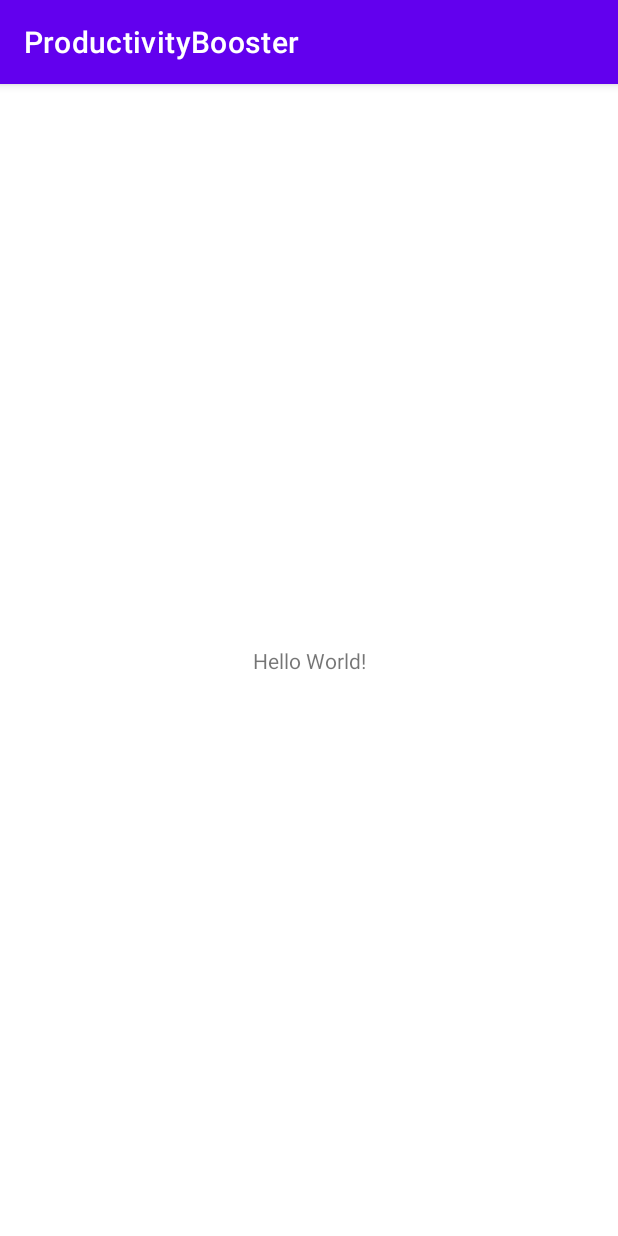
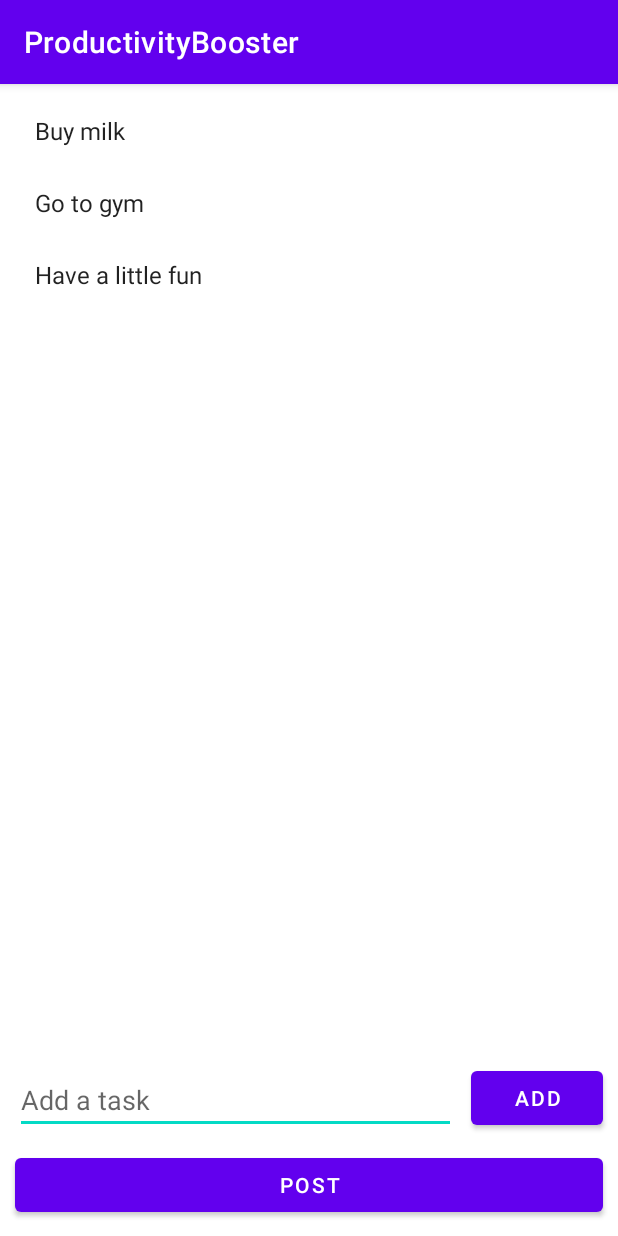
Before and after one commit to bunosbuddles/prodboost, an Android app: the MainActivity screen opened directly, with no data from a screen before it, on a phone screen of 412 x 824 dp. Run offline under Robolectric (Android 15) with nearby library versions, the phone set to English and light mode, and no system bars.

```diff
--- /dev/null
+++ b/app/src/main/java/com/example/productivitybooster/ItemsAdapter.java
@@ -0,0 +1,65 @@
+package com.example.productivitybooster;
+
+import android.view.LayoutInflater;
+import android.view.View;
+import android.view.ViewGroup;
+import android.widget.TextView;
+
+import androidx.annotation.NonNull;
+import androidx.recyclerview.widget.RecyclerView;
+
+import java.util.List;
+
+public class ItemsAdapter extends RecyclerView.Adapter<ItemsAdapter.ViewHolder> {
+
+    public interface OnLongClickListener {
+        void onItemLongClicked(int position);
+    }
+
+    List<String> items;
+    OnLongClickListener longClickListener;
+
+    public ItemsAdapter(List<String> items, OnLongClickListener longClickListener) {
+        this.items = items;
+        this.longClickListener = longClickListener;
+    }
+
+    @NonNull
+    @Override
+    public ViewHolder onCreateViewHolder(@NonNull ViewGroup parent, int viewType) {
+        View todoView = LayoutInflater.from(parent.getContext()).inflate(android.R.layout.simple_list_item_1, parent, false);
+        return new ViewHolder(todoView);
+    }
+
+    @Override
+    public void onBindViewHolder(@NonNull ViewHolder holder, int position) {
+        String item = items.get(position);
+        holder.bind(item);
+    }
+
+    @Override
+    public int getItemCount() {
+        return items.size();
+    }
+
+    class ViewHolder extends RecyclerView.ViewHolder{
+
+        TextView tvItem;
+
+        public ViewHolder(@NonNull View itemView) {
+            super(itemView);
+            tvItem = itemView.findViewById(android.R.id.text1);
+        }
+
+        public void bind(String item) {
+            tvItem.setText(item);
+            tvItem.setOnLongClickListener(new View.OnLongClickListener() {
+                @Override
+                public boolean onLongClick(View v) {
+                    longClickListener.onItemLongClicked(getAdapterPosition());
+                    return true;
+                }
+            });
+        }
+    }
+}
--- a/app/src/main/java/com/example/productivitybooster/MainActivity.java
+++ b/app/src/main/java/com/example/productivitybooster/MainActivity.java
@@ -1,14 +1,62 @@
 package com.example.productivitybooster;
 
 import androidx.appcompat.app.AppCompatActivity;
+import androidx.recyclerview.widget.LinearLayoutManager;
+import androidx.recyclerview.widget.RecyclerView;
 
 import android.os.Bundle;
+import android.view.View;
+import android.widget.Button;
+import android.widget.EditText;
+
+import java.util.ArrayList;
+import java.util.List;
 
 public class MainActivity extends AppCompatActivity {
+
+    public static final String TAG = "MainActivity";
+    List<String> items;
+
+    private RecyclerView todoList;
+    private Button btnPost;
+    private EditText etItem;
+    private Button btnAdd;
+    ItemsAdapter itemsAdapter;
 
     @Override
     protected void onCreate(Bundle savedInstanceState) {
         super.onCreate(savedInstanceState);
         setContentView(R.layout.activity_main);
+
+        todoList = findViewById(R.id.todoList);
+        btnPost = findViewById(R.id.btnPost);
+        btnAdd = findViewById(R.id.btnAdd);
+        etItem = findViewById(R.id.addTaskField);
+
+        items = new ArrayList<>();
+        items.add("Buy milk");
+        items.add("Go to gym");
+        items.add("Have a little fun");
+
+        ItemsAdapter.OnLongClickListener onLongClickListener = new ItemsAdapter.OnLongClickListener(){
+            @Override
+            public void onItemLongClicked(int position) {
+                items.remove(position);
+                itemsAdapter.notifyItemRemoved(position);
+            }
+        };
+        final ItemsAdapter itemsAdapter = new ItemsAdapter(items, onLongClickListener);
+        todoList.setAdapter(itemsAdapter);
+        todoList.setLayoutManager(new LinearLayoutManager(this));
+
+        btnAdd.setOnClickListener(new View.OnClickListener() {
+            @Override
+            public void onClick(View v) {
+                String todoItem = etItem.getText().toString();
+                items.add(todoItem);
+                itemsAdapter.notifyItemInserted(items.size() - 1);
+                etItem.setText("");
+            }
+        });
     }
 }
--- a/app/src/main/res/layout/activity_main.xml
+++ b/app/src/main/res/layout/activity_main.xml
@@ -1,18 +1,49 @@
 <?xml version="1.0" encoding="utf-8"?>
-<androidx.constraintlayout.widget.ConstraintLayout xmlns:android="http://schemas.android.com/apk/res/android"
+<androidx.constraintlayout.widget.ConstraintLayout
+    xmlns:android="http://schemas.android.com/apk/res/android"
     xmlns:app="http://schemas.android.com/apk/res-auto"
     xmlns:tools="http://schemas.android.com/tools"
     android:layout_width="match_parent"
     android:layout_height="match_parent"
     tools:context=".MainActivity">
 
-    <TextView
+    <Button
+        android:id="@+id/btnAdd"
         android:layout_width="wrap_content"
         android:layout_height="wrap_content"
-        android:text="Hello World!"
-        app:layout_constraintBottom_toBottomOf="parent"
-        app:layout_constraintLeft_toLeftOf="parent"
-        app:layout_constraintRight_toRightOf="parent"
+        android:text="Add"
+        android:layout_margin="10dp"
+        app:layout_constraintBottom_toTopOf="@+id/btnPost"
+        app:layout_constraintEnd_toEndOf="parent" />
+
+    <EditText
+        android:id="@+id/addTaskField"
+        android:layout_width="0dp"
+        android:layout_height="wrap_content"
+        android:layout_margin="10dp"
+        android:layout_marginBottom="168dp"
+        android:hint="Add a task"
+        app:layout_constraintBottom_toTopOf="@+id/btnPost"
+        app:layout_constraintEnd_toStartOf="@+id/btnAdd"
+        app:layout_constraintHorizontal_bias="1.0"
+        app:layout_constraintStart_toStartOf="parent" />
+
+    <Button
+        android:id="@+id/btnPost"
+        android:layout_width="match_parent"
+        android:layout_height="wrap_content"
+        android:text="Post"
+        android:layout_margin="10dp"
+        app:layout_constraintBottom_toBottomOf="parent"/>
+
+    <androidx.recyclerview.widget.RecyclerView
+        android:id="@+id/todoList"
+        android:layout_width="match_parent"
+        android:layout_height="0dp"
+        android:layout_margin="7dp"
+        app:layout_constraintBottom_toTopOf="@+id/addTaskField"
+        app:layout_constraintEnd_toEndOf="parent"
+        app:layout_constraintStart_toStartOf="parent"
         app:layout_constraintTop_toTopOf="parent" />
 
 </androidx.constraintlayout.widget.ConstraintLayout>
```
